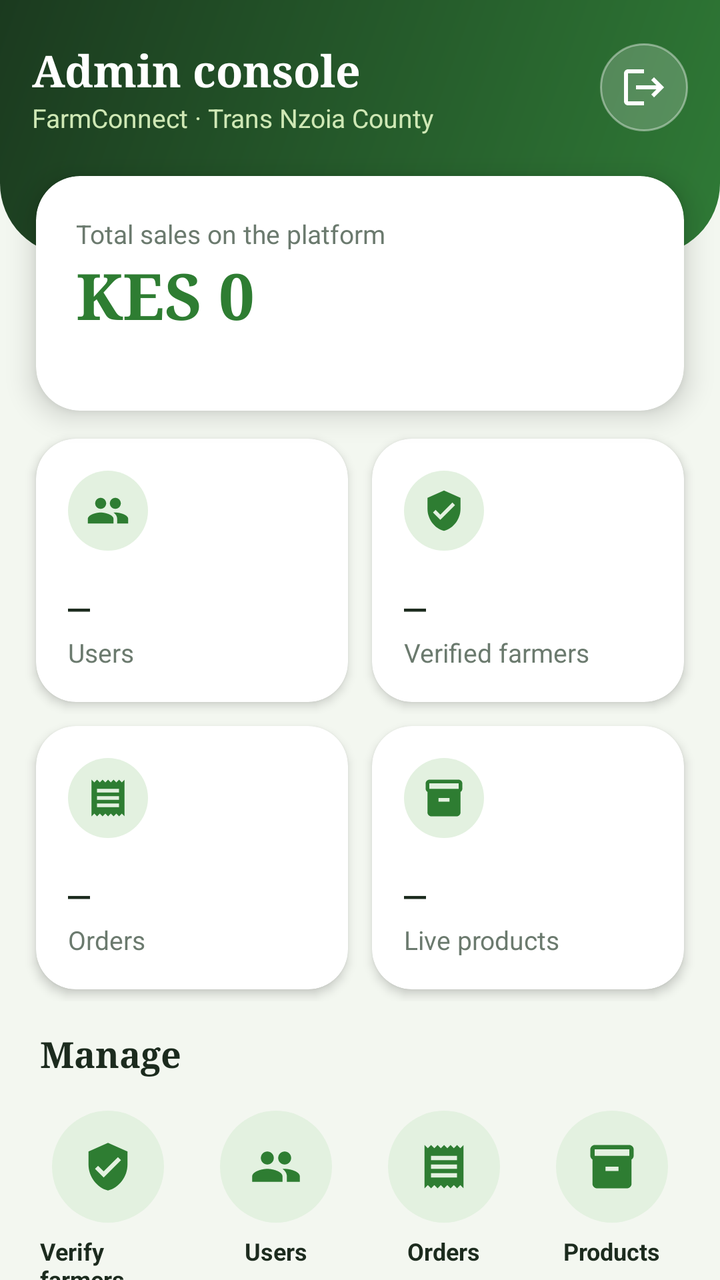
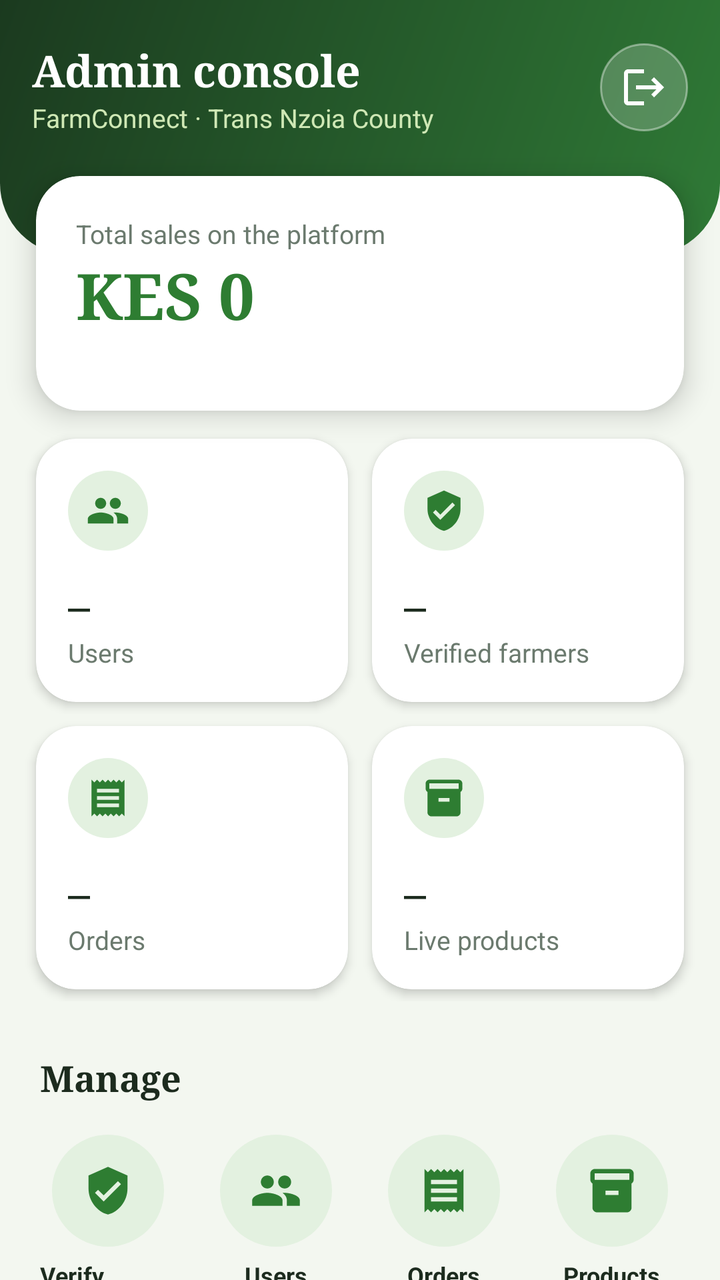

Two renders of the same Android screen: before a commit and after it. Below are the layout's source before the change and the commit's diff.
<!-- AndroidManifest.xml: activity theme Theme.FarmConnect.FarmerDash -->
<!-- res/layout/activity_admin_home.xml -->
<?xml version="1.0" encoding="utf-8"?>
<ScrollView xmlns:android="http://schemas.android.com/apk/res/android"
    xmlns:app="http://schemas.android.com/apk/res-auto"
    android:layout_width="match_parent" android:layout_height="match_parent"
    android:background="@color/fc_bg" android:fillViewport="true" android:scrollbars="none">
    <LinearLayout android:layout_width="match_parent" android:layout_height="wrap_content" android:orientation="vertical">

    <LinearLayout android:layout_width="match_parent" android:layout_height="wrap_content"
        android:background="@drawable/bg_dash_header" android:gravity="center_vertical" android:orientation="horizontal"
        android:paddingBottom="60dp" android:paddingEnd="16dp" android:paddingStart="16dp" android:paddingTop="20dp">
        
        <LinearLayout android:layout_width="0dp" android:layout_height="wrap_content" android:layout_weight="1"
            android:orientation="vertical">
            <TextView android:id="@+id/tvTitle" android:layout_width="wrap_content" android:layout_height="wrap_content"
                android:fontFamily="serif" android:text="Admin console" android:textColor="#FFFFFF" android:textSize="22sp"
                android:textStyle="bold" />
            <TextView android:id="@+id/tvSubtitle" android:layout_width="wrap_content" android:layout_height="wrap_content"
                android:text="FarmConnect · Trans Nzoia County" android:textColor="#CFE8B5" android:textSize="13sp" />
        </LinearLayout>
        <ImageButton android:id="@+id/btnLogout" android:layout_width="44dp" android:layout_height="44dp"
            android:background="@drawable/bg_icon_glass" android:contentDescription="Log out" android:padding="11dp"
            android:src="@drawable/ic_logout" android:tint="#FFFFFF" />
    </LinearLayout>

        
        <com.google.android.material.card.MaterialCardView android:layout_width="match_parent" android:layout_height="wrap_content"
            android:layout_marginEnd="18dp" android:layout_marginStart="18dp" android:layout_marginTop="-40dp"
            app:cardBackgroundColor="@color/fc_card" app:cardCornerRadius="22dp" app:cardElevation="8dp" app:strokeWidth="0dp">
            <LinearLayout android:layout_width="match_parent" android:layout_height="wrap_content" android:orientation="vertical"
                android:padding="20dp">
                <TextView android:layout_width="wrap_content" android:layout_height="wrap_content"
                    android:text="Total sales on the platform" android:textColor="@color/fc_muted" android:textSize="13sp" />
                <TextView android:id="@+id/tvRevenue" android:layout_width="wrap_content" android:layout_height="wrap_content"
                    android:fontFamily="serif" android:text="KES 0" android:textColor="@color/fc_primary" android:textSize="32sp"
                    android:textStyle="bold" />
                <TextView android:id="@+id/tvRevenueSub" android:layout_width="wrap_content" android:layout_height="wrap_content"
                    android:textColor="@color/fc_muted" android:textSize="12sp" />
            </LinearLayout>
        </com.google.android.material.card.MaterialCardView>

        
        <TextView android:id="@+id/tvAttention" android:layout_width="match_parent" android:layout_height="wrap_content"
            android:layout_marginEnd="18dp" android:layout_marginStart="18dp" android:layout_marginTop="14dp"
            android:background="@drawable/bg_chip" android:backgroundTint="#FFF4D6" android:clickable="true" android:focusable="true"
            android:padding="14dp" android:textColor="#7A5600" android:textSize="14sp" android:textStyle="bold"
            android:visibility="gone" />

        <LinearLayout android:layout_width="match_parent" android:layout_height="wrap_content" android:orientation="horizontal"
            android:paddingEnd="12dp" android:paddingStart="12dp" android:paddingTop="8dp">
                <com.google.android.material.card.MaterialCardView android:layout_width="0dp" android:layout_height="wrap_content"
                    android:layout_margin="6dp" android:layout_weight="1" app:cardBackgroundColor="@color/fc_card"
                    app:cardCornerRadius="20dp" app:cardElevation="3dp" app:strokeWidth="0dp">
                    <LinearLayout android:layout_width="match_parent" android:layout_height="wrap_content"
                        android:orientation="vertical" android:padding="16dp">
                        <ImageView android:layout_width="40dp" android:layout_height="40dp" android:background="@drawable/bg_icon_circle"
                            android:contentDescription="Users" android:padding="9dp" android:src="@drawable/ic_people"
                            android:tint="@color/fc_primary" />
                        <TextView android:id="@+id/tvUsers" android:layout_width="wrap_content" android:layout_height="wrap_content"
                            android:layout_marginTop="12dp" android:fontFamily="serif" android:text="–"
                            android:textColor="@color/fc_text" android:textSize="22sp" android:textStyle="bold" />
                        <TextView android:layout_width="wrap_content" android:layout_height="wrap_content"
                            android:text="Users" android:textColor="@color/fc_muted" android:textSize="13sp" />
                    </LinearLayout>
                </com.google.android.material.card.MaterialCardView>
                <com.google.android.material.card.MaterialCardView android:layout_width="0dp" android:layout_height="wrap_content"
                    android:layout_margin="6dp" android:layout_weight="1" app:cardBackgroundColor="@color/fc_card"
                    app:cardCornerRadius="20dp" app:cardElevation="3dp" app:strokeWidth="0dp">
                    <LinearLayout android:layout_width="match_parent" android:layout_height="wrap_content"
                        android:orientation="vertical" android:padding="16dp">
                        <ImageView android:layout_width="40dp" android:layout_height="40dp" android:background="@drawable/bg_icon_circle"
                            android:contentDescription="Verified farmers" android:padding="9dp" android:src="@drawable/ic_verified"
                            android:tint="@color/fc_primary" />
                        <TextView android:id="@+id/tvFarmers" android:layout_width="wrap_content" android:layout_height="wrap_content"
                            android:layout_marginTop="12dp" android:fontFamily="serif" android:text="–"
                            android:textColor="@color/fc_text" android:textSize="22sp" android:textStyle="bold" />
                        <TextView android:layout_width="wrap_content" android:layout_height="wrap_content"
                            android:text="Verified farmers" android:textColor="@color/fc_muted" android:textSize="13sp" />
                    </LinearLayout>
                </com.google.android.material.card.MaterialCardView>
        </LinearLayout>
        <LinearLayout android:layout_width="match_parent" android:layout_height="wrap_content" android:orientation="horizontal"
            android:paddingEnd="12dp" android:paddingStart="12dp">
                <com.google.android.material.card.MaterialCardView android:layout_width="0dp" android:layout_height="wrap_content"
                    android:layout_margin="6dp" android:layout_weight="1" app:cardBackgroundColor="@color/fc_card"
                    app:cardCornerRadius="20dp" app:cardElevation="3dp" app:strokeWidth="0dp">
                    <LinearLayout android:layout_width="match_parent" android:layout_height="wrap_content"
                        android:orientation="vertical" android:padding="16dp">
                        <ImageView android:layout_width="40dp" android:layout_height="40dp" android:background="@drawable/bg_icon_circle"
                            android:contentDescription="Orders" android:padding="9dp" android:src="@drawable/ic_receipt"
                            android:tint="@color/fc_primary" />
                        <TextView android:id="@+id/tvOrders" android:layout_width="wrap_content" android:layout_height="wrap_content"
                            android:layout_marginTop="12dp" android:fontFamily="serif" android:text="–"
                            android:textColor="@color/fc_text" android:textSize="22sp" android:textStyle="bold" />
                        <TextView android:layout_width="wrap_content" android:layout_height="wrap_content"
                            android:text="Orders" android:textColor="@color/fc_muted" android:textSize="13sp" />
                    </LinearLayout>
                </com.google.android.material.card.MaterialCardView>
                <com.google.android.material.card.MaterialCardView android:layout_width="0dp" android:layout_height="wrap_content"
                    android:layout_margin="6dp" android:layout_weight="1" app:cardBackgroundColor="@color/fc_card"
                    app:cardCornerRadius="20dp" app:cardElevation="3dp" app:strokeWidth="0dp">
                    <LinearLayout android:layout_width="match_parent" android:layout_height="wrap_content"
                        android:orientation="vertical" android:padding="16dp">
                        <ImageView android:layout_width="40dp" android:layout_height="40dp" android:background="@drawable/bg_icon_circle"
                            android:contentDescription="Live products" android:padding="9dp" android:src="@drawable/ic_inventory"
                            android:tint="@color/fc_primary" />
                        <TextView android:id="@+id/tvProducts" android:layout_width="wrap_content" android:layout_height="wrap_content"
                            android:layout_marginTop="12dp" android:fontFamily="serif" android:text="–"
                            android:textColor="@color/fc_text" android:textSize="22sp" android:textStyle="bold" />
                        <TextView android:layout_width="wrap_content" android:layout_height="wrap_content"
                            android:text="Live products" android:textColor="@color/fc_muted" android:textSize="13sp" />
                    </LinearLayout>
                </com.google.android.material.card.MaterialCardView>
        </LinearLayout>

        
        <TextView android:layout_width="wrap_content" android:layout_height="wrap_content" android:layout_marginStart="20dp"
            android:layout_marginTop="14dp" android:fontFamily="serif" android:text="Manage" android:textColor="@color/fc_text"
            android:textSize="18sp" android:textStyle="bold" />
        <LinearLayout android:layout_width="match_parent" android:layout_height="wrap_content" android:orientation="horizontal"
            android:paddingBottom="4dp" android:paddingEnd="12dp" android:paddingStart="12dp" android:paddingTop="8dp">
            <LinearLayout android:id="@+id/actVerify" android:layout_width="0dp" android:layout_height="wrap_content"
                android:layout_weight="1" android:background="?attr/selectableItemBackgroundBorderless" android:clickable="true"
                android:focusable="true" android:gravity="center_horizontal" android:orientation="vertical" android:padding="8dp">
                <ImageView android:layout_width="56dp" android:layout_height="56dp" android:background="@drawable/bg_icon_circle"
                    android:contentDescription="Verify farmers" android:padding="15dp" android:src="@drawable/ic_verified"
                    android:tint="@color/fc_primary" />
                <TextView android:layout_width="wrap_content" android:layout_height="wrap_content" android:layout_marginTop="6dp"
                    android:text="Verify farmers" android:textColor="@color/fc_text" android:textSize="12sp" android:textStyle="bold" />
            </LinearLayout>
            <LinearLayout android:id="@+id/actUsers" android:layout_width="0dp" android:layout_height="wrap_content"
                android:layout_weight="1" android:background="?attr/selectableItemBackgroundBorderless" android:clickable="true"
                android:focusable="true" android:gravity="center_horizontal" android:orientation="vertical" android:padding="8dp">
                <ImageView android:layout_width="56dp" android:layout_height="56dp" android:background="@drawable/bg_icon_circle"
                    android:contentDescription="Users" android:padding="15dp" android:src="@drawable/ic_people"
                    android:tint="@color/fc_primary" />
                <TextView android:layout_width="wrap_content" android:layout_height="wrap_content" android:layout_marginTop="6dp"
                    android:text="Users" android:textColor="@color/fc_text" android:textSize="12sp" android:textStyle="bold" />
            </LinearLayout>
            <LinearLayout android:id="@+id/actOrders" android:layout_width="0dp" android:layout_height="wrap_content"
                android:layout_weight="1" android:background="?attr/selectableItemBackgroundBorderless" android:clickable="true"
                android:focusable="true" android:gravity="center_horizontal" android:orientation="vertical" android:padding="8dp">
                <ImageView android:layout_width="56dp" android:layout_height="56dp" android:background="@drawable/bg_icon_circle"
                    android:contentDescription="Orders" android:padding="15dp" android:src="@drawable/ic_receipt"
                    android:tint="@color/fc_primary" />
                <TextView android:layout_width="wrap_content" android:layout_height="wrap_content" android:layout_marginTop="6dp"
                    android:text="Orders" android:textColor="@color/fc_text" android:textSize="12sp" android:textStyle="bold" />
            </LinearLayout>
            <LinearLayout android:id="@+id/actProducts" android:layout_width="0dp" android:layout_height="wrap_content"
                android:layout_weight="1" android:background="?attr/selectableItemBackgroundBorderless" android:clickable="true"
                android:focusable="true" android:gravity="center_horizontal" android:orientation="vertical" android:padding="8dp">
                <ImageView android:layout_width="56dp" android:layout_height="56dp" android:background="@drawable/bg_icon_circle"
                    android:contentDescription="Products" android:padding="15dp" android:src="@drawable/ic_inventory"
                    android:tint="@color/fc_primary" />
                <TextView android:layout_width="wrap_content" android:layout_height="wrap_content" android:layout_marginTop="6dp"
                    android:text="Products" android:textColor="@color/fc_text" android:textSize="12sp" android:textStyle="bold" />
            </LinearLayout>
        </LinearLayout>

        
        <com.google.android.material.card.MaterialCardView android:layout_width="match_parent" android:layout_height="wrap_content"
            android:layout_marginEnd="18dp" android:layout_marginStart="18dp" android:layout_marginTop="12dp"
            app:cardBackgroundColor="@color/fc_card" app:cardCornerRadius="20dp" app:cardElevation="3dp" app:strokeWidth="0dp">
            <LinearLayout android:layout_width="match_parent" android:layout_height="wrap_content" android:orientation="vertical"
                android:padding="18dp">
                <TextView android:layout_width="wrap_content" android:layout_height="wrap_content" android:fontFamily="serif"
                    android:text="Orders by status" android:textColor="@color/fc_text" android:textSize="17sp" android:textStyle="bold" />
                    <LinearLayout android:layout_width="match_parent" android:layout_height="wrap_content"
                        android:layout_marginTop="10dp" android:orientation="horizontal">
                        <TextView android:layout_width="0dp" android:layout_height="wrap_content" android:layout_weight="1"
                            android:text="Waiting for the seller" android:textColor="@color/fc_text" android:textSize="13sp" />
                        <TextView android:id="@+id/tvPendingN" android:layout_width="wrap_content" android:layout_height="wrap_content"
                            android:text="0" android:textColor="@color/fc_text" android:textSize="13sp" android:textStyle="bold" />
                    </LinearLayout>
                    <ProgressBar android:id="@+id/pbPending" style="?android:attr/progressBarStyleHorizontal"
                        android:layout_width="match_parent" android:layout_height="8dp" android:layout_marginTop="4dp"
                        android:max="100" android:progress="0" android:progressTint="#F9A825" android:progressBackgroundTint="#E3EBE0" />
                    <LinearLayout android:layout_width="match_parent" android:layout_height="wrap_content"
                        android:layout_marginTop="10dp" android:orientation="horizontal">
                        <TextView android:layout_width="0dp" android:layout_height="wrap_content" android:layout_weight="1"
                            android:text="Delivered" android:textColor="@color/fc_text" android:textSize="13sp" />
                        <TextView android:id="@+id/tvDeliveredN" android:layout_width="wrap_content" android:layout_height="wrap_content"
                            android:text="0" android:textColor="@color/fc_text" android:textSize="13sp" android:textStyle="bold" />
                    </LinearLayout>
                    <ProgressBar android:id="@+id/pbDelivered" style="?android:attr/progressBarStyleHorizontal"
                        android:layout_width="match_parent" android:layout_height="8dp" android:layout_marginTop="4dp"
                        android:max="100" android:progress="0" android:progressTint="#2E7D32" android:progressBackgroundTint="#E3EBE0" />
                    <LinearLayout android:layout_width="match_parent" android:layout_height="wrap_content"
                        android:layout_marginTop="10dp" android:orientation="horizontal">
                        <TextView android:layout_width="0dp" android:layout_height="wrap_content" android:layout_weight="1"
                            android:text="Cancelled" android:textColor="@color/fc_text" android:textSize="13sp" />
                        <TextView android:id="@+id/tvCancelledN" android:layout_width="wrap_content" android:layout_height="wrap_content"
                            android:text="0" android:textColor="@color/fc_text" android:textSize="13sp" android:textStyle="bold" />
                    </LinearLayout>
                    <ProgressBar android:id="@+id/pbCancelled" style="?android:attr/progressBarStyleHorizontal"
                        android:layout_width="match_parent" android:layout_height="8dp" android:layout_marginTop="4dp"
                        android:max="100" android:progress="0" android:progressTint="#C62828" android:progressBackgroundTint="#E3EBE0" />
            </LinearLayout>
        </com.google.android.material.card.MaterialCardView>

        
        <LinearLayout android:layout_width="match_parent" android:layout_height="wrap_content" android:gravity="center_vertical"
            android:orientation="horizontal" android:paddingEnd="20dp" android:paddingStart="20dp" android:paddingTop="18dp">
            <TextView android:layout_width="0dp" android:layout_height="wrap_content" android:layout_weight="1"
                android:fontFamily="serif" android:text="Recent orders" android:textColor="@color/fc_text" android:textSize="18sp"
                android:textStyle="bold" />
            <TextView android:id="@+id/tvAllOrders" android:layout_width="wrap_content" android:layout_height="wrap_content"
                android:padding="8dp" android:text="View all" android:textColor="@color/fc_primary" android:textStyle="bold" />
        </LinearLayout>
        <TextView android:id="@+id/tvNoOrders" android:layout_width="match_parent" android:layout_height="wrap_content"
            android:gravity="center" android:padding="20dp" android:text="No orders yet" android:textColor="@color/fc_muted"
            android:visibility="gone" />
        <LinearLayout android:id="@+id/recentContainer" android:layout_width="match_parent" android:layout_height="wrap_content"
            android:orientation="vertical" android:paddingBottom="28dp" />
        <ProgressBar android:id="@+id/progress" android:layout_width="wrap_content" android:layout_height="wrap_content"
            android:layout_gravity="center_horizontal" android:visibility="gone" />
    </LinearLayout>
</ScrollView>
<!-- resources referenced by this layout -->
<resources>
  <color name="fc_bg">#F3F7F0</color>
  <color name="fc_card">#FFFFFF</color>
  <color name="fc_muted">#6B7A6E</color>
  <color name="fc_primary">#2E7D32</color>
  <color name="fc_text">#1C2B1E</color>
  <!-- drawable bg_chip (drawable) -->
  <?xml version="1.0" encoding="utf-8"?>
  <shape xmlns:android="http://schemas.android.com/apk/res/android" android:shape="rectangle">
      <solid android:color="#FFFFFF" />
      <corners android:radius="12dp" />
  </shape>
  <!-- drawable bg_dash_header (drawable) -->
  <?xml version="1.0" encoding="utf-8"?>
  <shape xmlns:android="http://schemas.android.com/apk/res/android" android:shape="rectangle">
      <gradient android:angle="315" android:startColor="#1B3A1F" android:endColor="#2F7A36" />
      <corners android:bottomLeftRadius="36dp" android:bottomRightRadius="36dp" />
  </shape>
  <!-- drawable bg_icon_circle (drawable) -->
  <?xml version="1.0" encoding="utf-8"?>
  <shape xmlns:android="http://schemas.android.com/apk/res/android" android:shape="oval">
      <solid android:color="@color/fc_primary_light" />
  </shape>
  <!-- drawable bg_icon_glass (drawable) -->
  <?xml version="1.0" encoding="utf-8"?>
  <shape xmlns:android="http://schemas.android.com/apk/res/android" android:shape="oval">
      <solid android:color="#33FFFFFF" />
      <stroke android:width="1dp" android:color="#66FFFFFF" />
  </shape>
  <!-- drawable ic_inventory (drawable) -->
  <vector xmlns:android="http://schemas.android.com/apk/res/android"
      android:width="24dp" android:height="24dp" android:viewportWidth="24" android:viewportHeight="24">
      <path android:fillColor="#FF000000" android:pathData="M20,2H4c-1,0 -2,0.9 -2,2v3.01c0,0.72 0.43,1.34 1,1.69V20c0,1.1 1.1,2 2,2h14c0.9,0 2,-0.9 2,-2V8.7c0.57,-0.35 1,-0.97 1,-1.69V4c0,-1.1 -1,-2 -2,-2zM15,14H9v-2h6v2zM20,7H4V4h16v3z" />
  </vector>
  <!-- drawable ic_logout (drawable) -->
  <vector xmlns:android="http://schemas.android.com/apk/res/android"
      android:width="24dp" android:height="24dp" android:viewportWidth="24" android:viewportHeight="24">
      <path android:fillColor="#FF000000" android:pathData="M17,7l-1.41,1.41L18.17,11H8v2h10.17l-2.58,2.58L17,17l5,-5zM4,5h8V3H4c-1.1,0 -2,0.9 -2,2v14c0,1.1 0.9,2 2,2h8v-2H4V5z" />
  </vector>
  <!-- drawable ic_receipt (drawable) -->
  <vector xmlns:android="http://schemas.android.com/apk/res/android"
      android:width="24dp" android:height="24dp" android:viewportWidth="24" android:viewportHeight="24">
      <path android:fillColor="#FF000000" android:pathData="M18,17H6v-2h12v2zM18,13H6v-2h12v2zM18,9H6V7h12v2zM3,22l1.5,-1.5L6,22l1.5,-1.5L9,22l1.5,-1.5L12,22l1.5,-1.5L15,22l1.5,-1.5L18,22l1.5,-1.5L21,22V2l-1.5,1.5L18,2l-1.5,1.5L15,2l-1.5,1.5L12,2l-1.5,1.5L9,2 7.5,3.5 6,2 4.5,3.5 3,2v20z" />
  </vector>
  <!-- drawable ic_verified (drawable) -->
  <vector xmlns:android="http://schemas.android.com/apk/res/android"
      android:width="24dp" android:height="24dp" android:viewportWidth="24" android:viewportHeight="24">
      <path android:fillColor="#FF000000"
          android:pathData="M12,1L3,5v6c0,5.55 3.84,10.74 9,12 5.16,-1.26 9,-6.45 9,-12V5l-9,-4zM10,17l-4,-4 1.41,-1.41L10,14.17l6.59,-6.59L18,9l-8,8z" />
  </vector>
  <style name="Theme.FarmConnect.FarmerDash" parent="Theme.MaterialComponents.Light.NoActionBar">
          <item name="colorPrimary">#2E7D32</item>
          <item name="colorPrimaryVariant">@color/fc_dark</item>
          <item name="colorOnPrimary">#FFFFFF</item>
          <item name="colorSecondary">#F9A825</item>
          <item name="android:statusBarColor">@color/fc_dark</item>
          <item name="android:windowBackground">@color/fc_bg</item>
      </style>
  <color name="fc_primary_light">#E3F1E0</color>
  <color name="fc_dark">#1B3A1F</color>
  <!-- unchanged entries left out for length: 1 -->
</resources>

<!-- the commit's change to res/layout/activity_admin_home.xml (unified diff, before → after) -->
@@ -112,6 +112,14 @@
                 </com.google.android.material.card.MaterialCardView>
         </LinearLayout>
 
+
+    <HorizontalScrollView android:layout_width="match_parent" android:layout_height="wrap_content"
+        android:clipToPadding="false" android:paddingEnd="12dp" android:paddingStart="12dp" android:paddingTop="12dp"
+        android:scrollbars="none">
+        <LinearLayout android:id="@+id/hubContainer" android:layout_width="wrap_content" android:layout_height="wrap_content"
+            android:orientation="horizontal" />
+    </HorizontalScrollView>
+
         
         <TextView android:layout_width="wrap_content" android:layout_height="wrap_content" android:layout_marginStart="20dp"
             android:layout_marginTop="14dp" android:fontFamily="serif" android:text="Manage" android:textColor="@color/fc_text"
